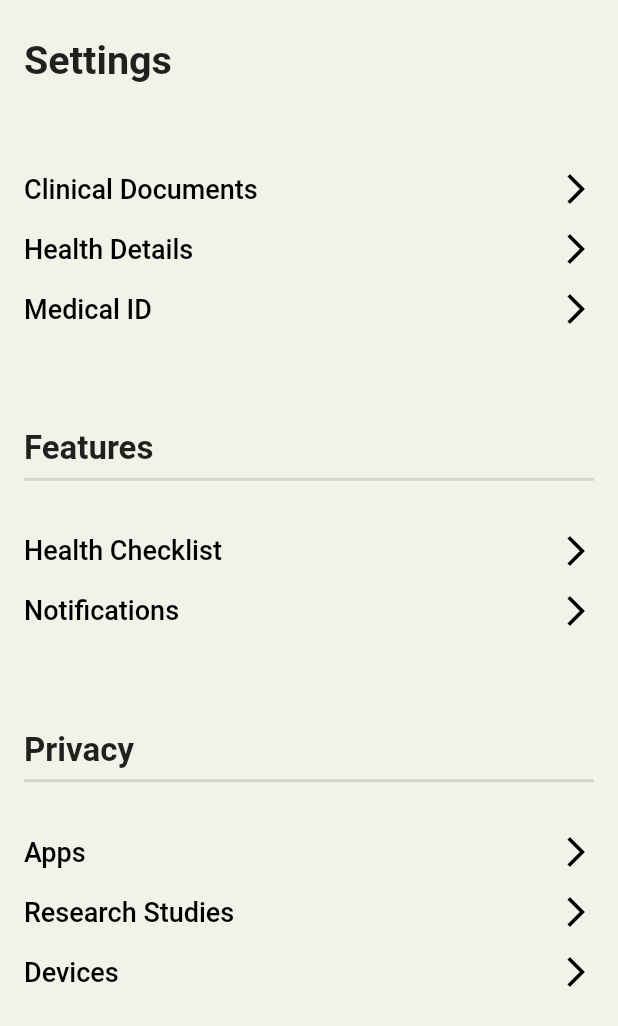
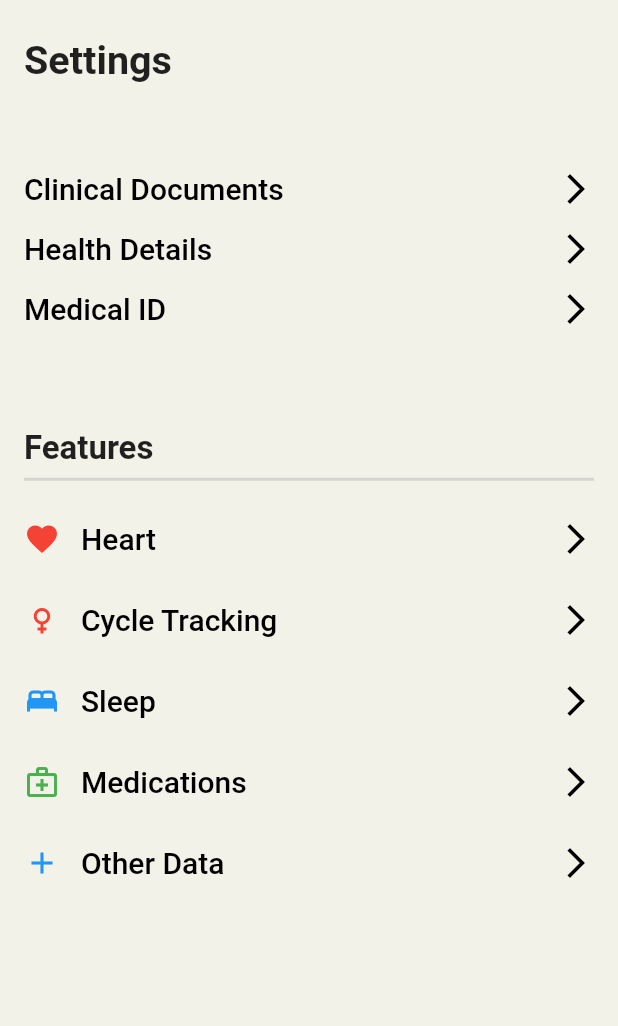
Before and after one commit to Dev-anshPandey/vitals, a Flutter app: the SettingsPage screen opened directly, on a phone screen of 412 x 824 dp. Shown: the top 1026 px of the screen. Run offline on Flutter 3.47's test engine with Material 2 defaults, Android fonts, the light colour scheme and no system bars; our stand-ins replace firebase_core, fluttertoast, font_awesome_flutter, image_picker, pedometer, permission_handler and 1 more; accounts and stored records are empty; network calls fail.

Commit message:
customized settings

```diff
--- a/lib/main.dart
+++ b/lib/main.dart
@@ -20,8 +20,8 @@ class MyApp extends StatelessWidget {
       //   primarySwatch: Colors.blue,
       // ),
       routes: {
-        '/' :(context) => HomeScreen(),
-        '/loginScreen' :((context) => LoginPage()) ,
+        '/' :(context) => LoginPage(),
+        '/homeScreen' :((context) => HomeScreen()) ,
         '/CD' :(context) => CD()
       },
       initialRoute: '/',
--- a/lib/pages/settings.dart
+++ b/lib/pages/settings.dart
@@ -48,36 +48,42 @@ class _SettingsPageState extends State<SettingsPage> {
               thickness: 2,
             ),
             SizedBox(
-              height: 20,
+              height: 0,
             ),
-            buildAccountOptionRow(context, "Health Checklist"),
-            buildAccountOptionRow(context, "Notifications"),
+            Abc(icon: Icons.favorite, text: "Heart",color:Colors.red),
+            Abc(icon: Icons.female, text: "Cycle Tracking",color:Colors.red),
+             Abc(icon: Icons.bed, text: "Sleep",color:Colors.blue),
+              Abc(icon: Icons.medical_services_outlined, text: "Medications",color:Colors.green),
+               Abc(icon: Icons.add, text: "Other Data",color:Colors.blue),
+
+           // buildAccountOptionRow(context, "Health Checklist"),
+            //buildAccountOptionRow(context, "Notifications"),
 
             SizedBox(
               height: 60,
             ),
-            Row(
-              children: [
-                Text(
-                  "Privacy",
-                  style: TextStyle(fontSize: 22, fontWeight: FontWeight.bold),
-                ),
-              ],
-            ),
-            Divider(
-              height: 15,
-              thickness: 2,
-            ),
-            SizedBox(
-              height: 20,
-            ),
-            buildAccountOptionRow(context, "Apps"),
-            buildAccountOptionRow(context, "Research Studies"),
-            buildAccountOptionRow(context, "Devices"),
+            // Row(
+            //   children: [
+            //     Text(
+            //       "Privacy",
+            //       style: TextStyle(fontSize: 22, fontWeight: FontWeight.bold),
+            //     ),
+            //   ],
+            // ),
+            // Divider(
+            //   height: 15,
+            //   thickness: 2,
+            // ),
+            // SizedBox(
+            //   height: 20,
+            // ),
+            // buildAccountOptionRow(context, "Apps"),
+            // buildAccountOptionRow(context, "Research Studies"),
+            // buildAccountOptionRow(context, "Devices"),
 
-            SizedBox(
-              height: 50,
-            ),
+            // SizedBox(
+            //   height: 50,
+            // ),
             // Center(
             //   child: ElevatedButton(
             //    // padding: EdgeInsets.symmetric(horizontal: 40),
@@ -102,7 +108,7 @@ class _SettingsPageState extends State<SettingsPage> {
         Text(
           title,
           style: TextStyle(
-              fontSize: 18,
+              fontSize: 22,
               fontWeight: FontWeight.w500,
               color: Colors.grey[600]),
         ),
@@ -129,7 +135,7 @@ class _SettingsPageState extends State<SettingsPage> {
             Text(
               title,
               style: TextStyle(
-                fontSize: 18,
+                fontSize: 20,
                 fontWeight: FontWeight.w500,
                 color: mycolor['textColor'],
               ),
@@ -144,3 +150,42 @@ class _SettingsPageState extends State<SettingsPage> {
     );
   }
 }
+
+class Abc extends StatelessWidget {
+  String? text;
+  IconData? icon;
+  Color? color;
+  Abc({this.text, this.icon,this.color});
+  @override
+  Widget build(BuildContext context) {
+    return Padding(
+      padding:  EdgeInsets.only(top:20.0,bottom: 10),
+      child: Row(
+        mainAxisAlignment: MainAxisAlignment.spaceBetween,
+        children: [
+          Row(
+            children: [
+              Icon(icon,color: color,),
+              SizedBox(
+                width: 14,
+              ),
+              Text(
+                text!,
+                style: TextStyle(
+                  fontSize: 20,
+                  fontWeight: FontWeight.w500,
+                  color: mycolor['textColor'],
+                ),
+              ),
+            ],
+          ),
+          Icon(
+            Icons.arrow_forward_ios,
+            color: mycolor['textColor'],
+          ),
+
+        ],
+      ),
+    );
+  }
+}
--- a/lib/screen/share_screen.dart
+++ b/lib/screen/share_screen.dart
@@ -54,8 +54,7 @@ class ShareScreen extends StatelessWidget {
                                           backgroundColor: Colors.black,
                                           child: CircleAvatar(
                                               radius: 70,
-                                              backgroundImage: NetworkImage(
-                                                  "https://bsmedia.business-standard.com/_media/bs/img/misc/2022-05/26/full/yogi-adityanath-1653561569-18753100.jpg"),
+                                              backgroundImage: NetworkImage('https://upload.wikimedia.org/wikipedia/commons/thumb/3/34/Elon_Musk_Royal_Society_%28crop2%29.jpg/1200px-Elon_Musk_Royal_Society_%28crop2%29.jpg'),
                                               backgroundColor: Colors.white),
                                         ),
                                         const SizedBox(
@@ -76,7 +75,7 @@ class ShareScreen extends StatelessWidget {
                                           height: 10,
                                         ),
                                             Text(
-                                                "No recent changes",
+                                                "Steps - 600",
                                                 style:
                                                     TextStyle(color: Colors.grey, fontWeight: FontWeight.bold,)),
                                             SizedBox(
--- a/pubspec.yaml
+++ b/pubspec.yaml
@@ -65,8 +65,8 @@ flutter:
   # the material Icons class.
   uses-material-design: true
   # To add assets to your application, add an assets section, like this:
-  # assets:
-  #   - images/a_dot_burr.jpeg
+  assets:
+    - assets/
   #   - images/a_dot_ham.jpeg
   # An image asset can refer to one or more resolution-specific "variants", see
   # https://flutter.dev/assets-and-images/#resolution-aware
```
Also changed, not shown: lib/screen/home_screen.dart (+83 -22 lines), lib/screen/login_page.dart (+23 -4 lines), assets/logo.jpeg (added), assets/musk.jpg (added), 5 other files.
